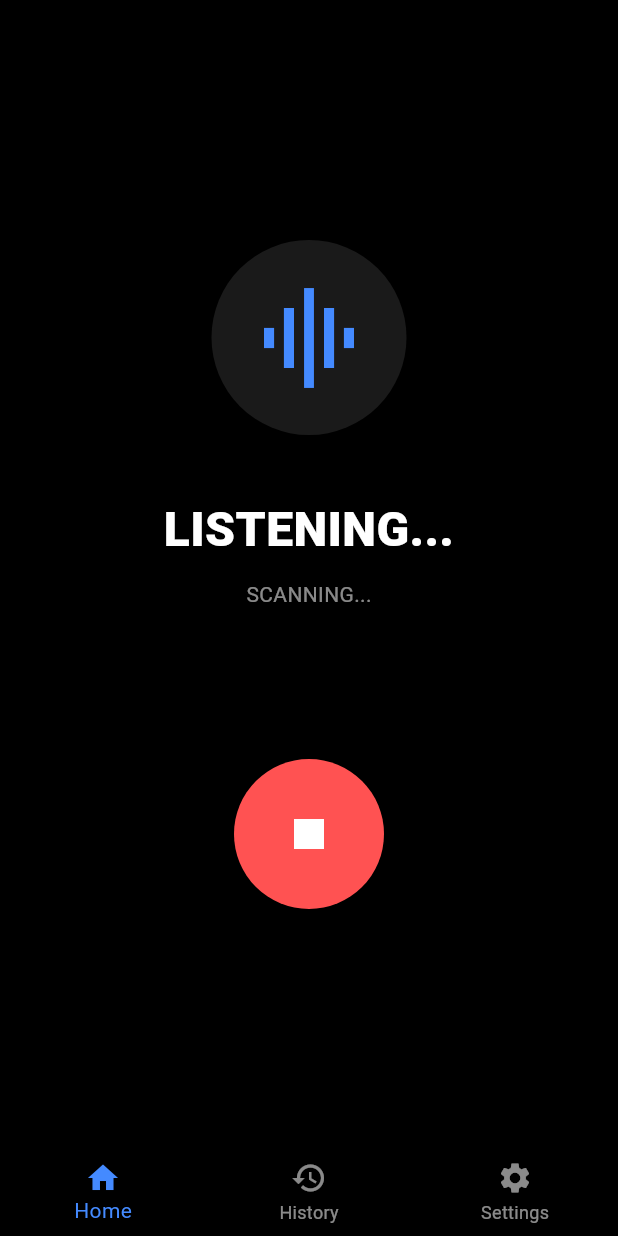
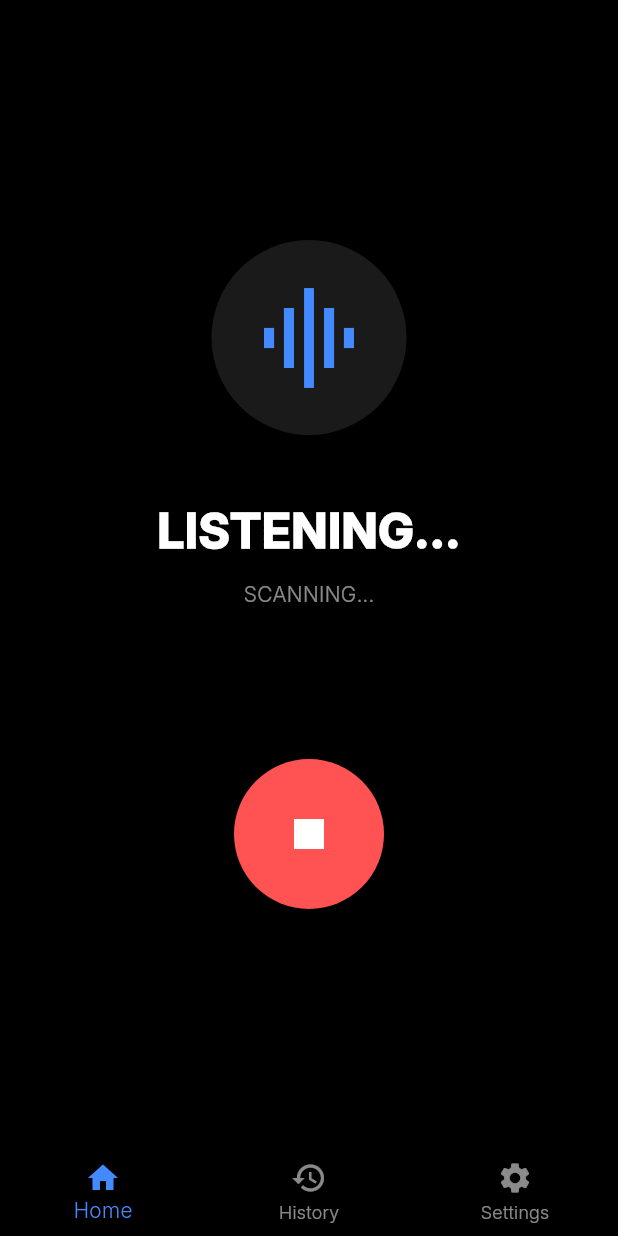
Before and after one commit to nipunmnndhr10/Hear2See, a Flutter app: the screen it shows after launch, after a tap on the "mic" icon, on a phone screen of 412 x 824 dp. Run offline on Flutter 3.47's test engine with Material 3 defaults, Android fonts, the phone set to English and light mode, and no system bars; our stand-ins replace sqflite, vibration; missing offline and left inert: tflite_audio; accounts and stored records are empty.

Commit message:
Alert History Storage

```diff
--- a/lib/main.dart
+++ b/lib/main.dart
@@ -162,7 +162,11 @@ class Hear2See extends StatelessWidget {
     return MaterialApp(
       title: 'AIDEA Sound Guard',
       debugShowCheckedModeBanner: false,
-      theme: ThemeData(brightness: Brightness.dark, useMaterial3: true),
+      theme: ThemeData(
+        brightness: Brightness.dark,
+        useMaterial3: true,
+        fontFamily: 'Inter',
+      ),
       home: const MainScreen(),
     );
   }
--- a/lib/screens/alert_history_screen.dart
+++ b/lib/screens/alert_history_screen.dart
@@ -1,22 +1,99 @@
 import 'package:flutter/material.dart';
+import 'package:intl/intl.dart';
+import 'package:slf_teachable_model/services/database_helper.dart';
 
-class AlertHistoryScreen extends StatelessWidget {
+class AlertHistoryScreen extends StatefulWidget {
   const AlertHistoryScreen({super.key});
+
+  @override
+  State<AlertHistoryScreen> createState() => _AlertHistoryScreenState();
+}
+
+class _AlertHistoryScreenState extends State<AlertHistoryScreen> {
+  late Future<List<Map<String, dynamic>>> _alertsFuture;
+
+  @override
+  void initState() {
+    super.initState();
+    _refreshAlerts();
+  }
+
+  void _refreshAlerts() {
+    setState(() {
+      _alertsFuture = DatabaseHelper().getAlerts();
+    });
+  }
+
+  String _formatDate(String isoString) {
+    final DateTime dateTime = DateTime.parse(isoString);
+    return DateFormat('MMM d, y hh:mm a').format(dateTime);
+  }
+
+  IconData _getIconForType(String type) {
+    if (type == 'emergency') {
+      return Icons.local_hospital; // Or local_hospital / fire_truck if specific
+    } else if (type == 'horn') {
+      return Icons.directions_car;
+    }
+    return Icons.warning;
+  }
 
   @override
   Widget build(BuildContext context) {
     return Scaffold(
       backgroundColor: Colors.black,
-      body: Center(
-        child: Text(
-          'ALERT HISTORY',
-          style: TextStyle(
-            color: Colors.white,
-            fontSize: 24,
-            fontWeight: FontWeight.bold,
-            letterSpacing: 1.2,
-          ),
-        ),
+      body: FutureBuilder<List<Map<String, dynamic>>>(
+        future: _alertsFuture,
+        builder: (context, snapshot) {
+          if (snapshot.connectionState == ConnectionState.waiting) {
+            return const Center(child: CircularProgressIndicator());
+          } else if (snapshot.hasError) {
+            return Center(
+              child: Text(
+                'Error loading history',
+                style: const TextStyle(color: Colors.white),
+              ),
+            );
+          } else if (!snapshot.hasData || snapshot.data!.isEmpty) {
+            return const Center(
+              child: Text(
+                'No alerts recorded yet.',
+                style: TextStyle(color: Colors.white54),
+              ),
+            );
+          }
+
+          final alerts = snapshot.data!;
+
+          return ListView.builder(
+            itemCount: alerts.length,
+            itemBuilder: (context, index) {
+              final alert = alerts[index];
+              return ListTile(
+                leading: Icon(
+                  _getIconForType(alert['type']),
+                  color: Colors.redAccent,
+                  size: 32,
+                ),
+                title: Text(
+                  alert['label'].toString().toUpperCase(),
+                  style: const TextStyle(
+                    color: Colors.white,
+                    fontWeight: FontWeight.bold,
+                  ),
+                ),
+                subtitle: Text(
+                  alert['type'].toString().toUpperCase(),
+                  style: const TextStyle(color: Colors.grey),
+                ),
+                trailing: Text(
+                  _formatDate(alert['timestamp']),
+                  style: const TextStyle(color: Colors.white54, fontSize: 12),
+                ),
+              );
+            },
+          );
+        },
       ),
     );
   }
--- a/lib/screens/home_screen.dart
+++ b/lib/screens/home_screen.dart
@@ -1,5 +1,6 @@
 import 'package:flutter/material.dart';
 import 'package:slf_teachable_model/services/sound_service.dart';
+import 'package:slf_teachable_model/services/database_helper.dart';
 
 class HomeScreen extends StatefulWidget {
   const HomeScreen({super.key});
@@ -132,8 +133,10 @@ class _HomeScreenState extends State<HomeScreen> {
     // Execute the full vibration pattern (this "awaits" the 5-13 seconds)
     if (type == "emergency") {
       await _soundService.triggerEmergencyVibration();
+      await DatabaseHelper().insertAlert(label, type);
     } else if (type == "horn") {
       await _soundService.triggerHornVibration();
+      await DatabaseHelper().insertAlert(label, type);
     }
 
     // Cooldown: After vibrations, keep it locked/alert for 2 more seconds if desired
--- /dev/null
+++ b/lib/services/database_helper.dart
@@ -0,0 +1,54 @@
+import 'dart:async';
+import 'package:path/path.dart';
+import 'package:sqflite/sqflite.dart';
+
+class DatabaseHelper {
+  static final DatabaseHelper _instance = DatabaseHelper._internal();
+  static Database? _database;
+
+  factory DatabaseHelper() {
+    return _instance;
+  }
+
+  DatabaseHelper._internal();
+
+  Future<Database> get database async {
+    if (_database != null) return _database!;
+    _database = await _initDatabase();
+    return _database!;
+  }
+
+  Future<Database> _initDatabase() async {
+    final databasePath = await getDatabasesPath();
+    final path = join(databasePath, 'alerts.db');
+
+    return await openDatabase(
+      path,
+      version: 1,
+      onCreate: (db, version) async {
+        await db.execute('''
+          CREATE TABLE alerts (
+            id INTEGER PRIMARY KEY AUTOINCREMENT,
+            label TEXT NOT NULL,
+            type TEXT NOT NULL,
+            timestamp TEXT NOT NULL
+          )
+        ''');
+      },
+    );
+  }
+
+  Future<int> insertAlert(String label, String type) async {
+    final db = await database;
+    return await db.insert('alerts', {
+      'label': label,
+      'type': type,
+      'timestamp': DateTime.now().toIso8601String(),
+    });
+  }
+
+  Future<List<Map<String, dynamic>>> getAlerts() async {
+    final db = await database;
+    return await db.query('alerts', orderBy: 'timestamp DESC');
+  }
+}
```
Also changed, not shown: assets/labels.txt (+4 -4 lines), pubspec.yaml (+7 -0 lines), assets/fonts/Inter_18pt-Bold.ttf (added), assets/fonts/Inter_18pt-Light.ttf (added), pubspec.lock, 1 other file.
